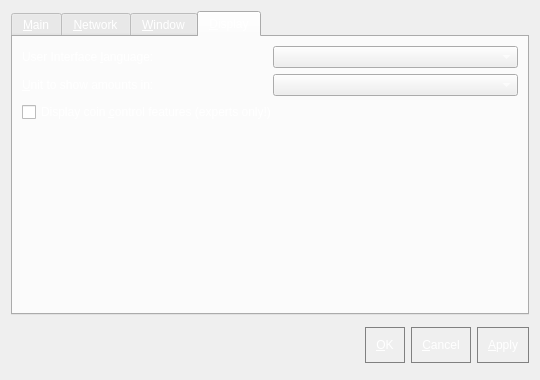
This is src/qt/forms/optionsdialog.ui in talentdeveloper/shard_test as Qt 5 draws it before an edit. The edited form follows.
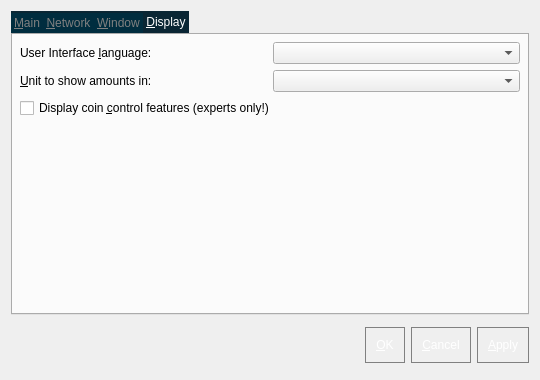
This is the edited form. Custom widgets are drawn as their Qt base class.

The edit to the form file:
```diff
--- a/src/qt/forms/optionsdialog.ui
+++ b/src/qt/forms/optionsdialog.ui
@@ -23,7 +23,38 @@
    <item>
     <widget class="QTabWidget" name="tabWidget">
      <property name="styleSheet">
-      <string notr="true">color:white</string>
+      <string notr="true">QTabWidget{border:0px solid #0a2634;color:white;}
+QTabBar{color:white;background:#0a2634;}
+QTabBar::tab {
+    background: #002d3f;
+    border: 1px solid #002d3f;
+    padding: 2px;
+}
+
+QTabBar::tab:selected{
+    background: #0a2634;
+
+}
+
+QTabBar::tab:hover {
+    background: #003750;border:0px;color:white;
+}
+QTabBar::tab:selected:hover {
+    background: #0a2634;border:0px;
+}
+QTabBar::tab:selected {
+    border-color: #0a2634;
+
+}
+
+QTabBar::tab:!selected {
+    margin-top: 2px; /* make non-selected tabs look smaller */
+color:gray;
+}
+QTabBar::tab:hover:!selected {
+    margin-top: 2px; /* make non-selected tabs look smaller */
+color:white;
+}</string>
      </property>
      <property name="tabPosition">
       <enum>QTabWidget::North</enum>
```
